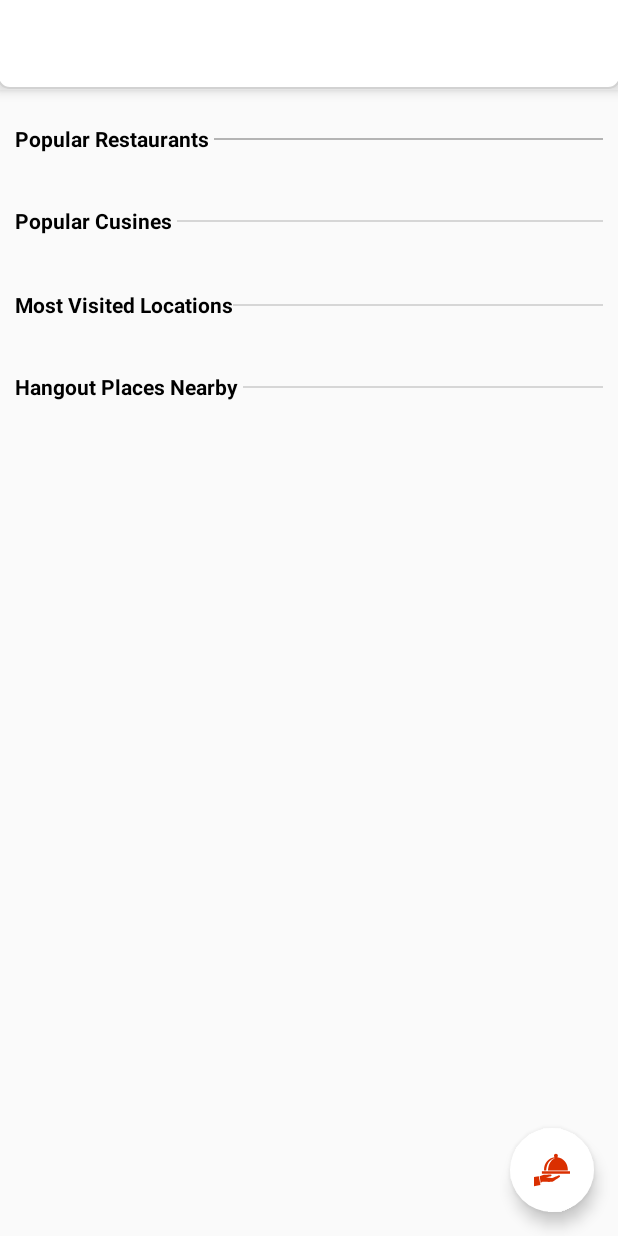
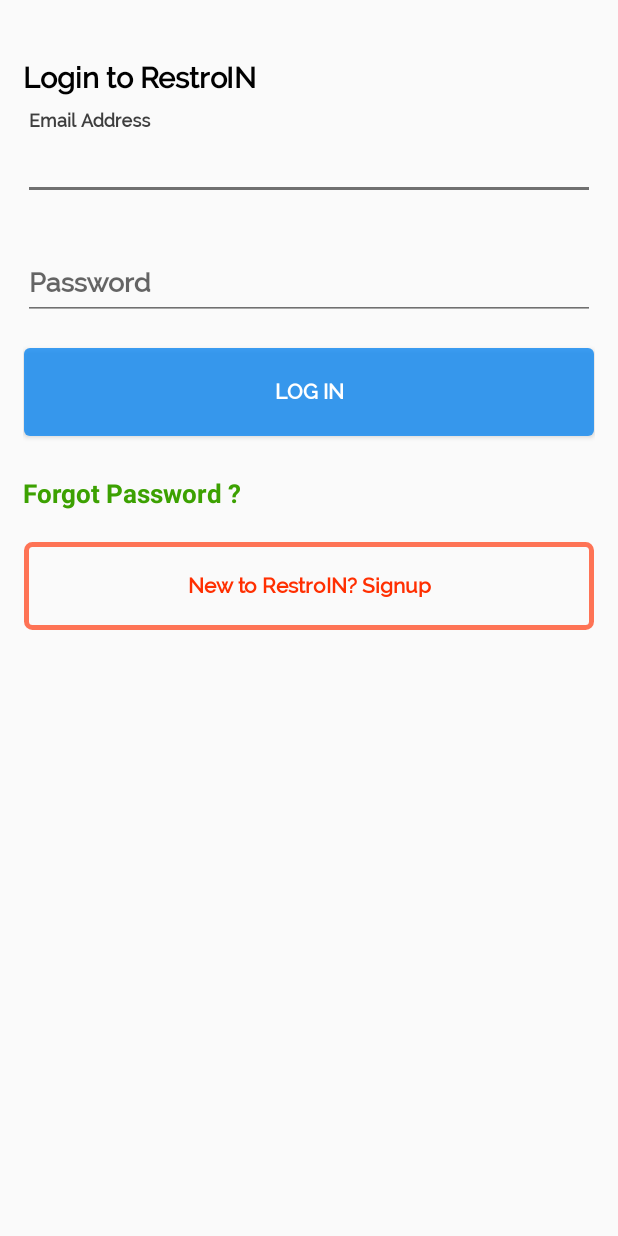
Before and after one commit to chetanjrao/RestroIN, an Android app: the screen it shows after launch (UserFeedActivity before the commit, LoginActivity after it), on a phone screen of 412 x 824 dp. Run offline under Robolectric (Android 15) with nearby library versions, the phone set to English and light mode, and no system bars.

Commit message:
New Login Screen Changes

```diff
--- a/app/src/main/AndroidManifest.xml
+++ b/app/src/main/AndroidManifest.xml
@@ -26,17 +26,12 @@
             android:name=".UserFeedActivity"
             android:label="@string/app_name"
             android:theme="@style/AppTheme.NoActionBar">
-            <intent-filter>
-                <action android:name="android.intent.action.MAIN" />
-
-                <category android:name="android.intent.category.LAUNCHER" />
-            </intent-filter>
         </activity>
         <activity
             android:name=".RestaurantViewActivity"
             android:label="@string/title_activity_restaurant_view"
             android:theme="@style/AppTheme" />
-        <activity android:name=".BookingActivity"></activity>
+        <activity android:name=".BookingActivity" />
 
         <meta-data
             android:name="com.google.android.geo.API_KEY"
@@ -47,7 +42,14 @@
 
         <activity
             android:name=".MapsActivity"
-            android:label="@string/title_activity_maps"></activity>
+            android:label="@string/title_activity_maps" />
+        <activity android:name=".LoginActivity">
+            <intent-filter>
+                <action android:name="android.intent.action.MAIN" />
+
+                <category android:name="android.intent.category.LAUNCHER" />
+            </intent-filter>
+        </activity>
     </application>
 
 </manifest>
--- /dev/null
+++ b/app/src/main/java/in/restroin/restroin/LoginActivity.java
@@ -0,0 +1,13 @@
+package in.restroin.restroin;
+
+import android.support.v7.app.AppCompatActivity;
+import android.os.Bundle;
+
+public class LoginActivity extends AppCompatActivity {
+
+    @Override
+    protected void onCreate(Bundle savedInstanceState) {
+        super.onCreate(savedInstanceState);
+        setContentView(R.layout.activity_login);
+    }
+}
--- a/app/src/main/java/in/restroin/restroin/adapters/DatesChooseAdapter.java
+++ b/app/src/main/java/in/restroin/restroin/adapters/DatesChooseAdapter.java
@@ -51,6 +51,7 @@
             holder.smoothCheckBox.setChecked(true);
         } else {
             holder.smoothCheckBox.animate();
+
             holder.smoothCheckBox.setChecked(false);
         }
     }
--- a/app/src/main/java/in/restroin/restroin/adapters/MenuImagesAdapter.java
+++ b/app/src/main/java/in/restroin/restroin/adapters/MenuImagesAdapter.java
@@ -34,7 +34,7 @@
     @Override
     public void onBindViewHolder(@NonNull ViewHolder holder, int position) {
         String path = menu_images.get(position).replaceAll("^\"|\"$", "");
-        String image_location = "http://restroin.in/" + path;
+        String image_location = "https://www.restroin.in/" + path;
         Uri image_path = Uri.parse(image_location);
         Picasso.get().load(image_path).into(holder.menu_image, new Callback() {
             @Override
--- /dev/null
+++ b/app/src/main/res/drawable/button_background_blue_light.xml
@@ -0,0 +1,25 @@
+<?xml version="1.0" encoding="utf-8"?>
+<layer-list xmlns:android="http://schemas.android.com/apk/res/android">
+
+    <item
+        android:left="1dp"
+        android:right="1dp"
+        android:top="1dp"
+        android:bottom="1dp">
+
+        <shape android:shape="rectangle" >
+
+            <solid android:color="#e02190f1">
+
+            </solid>
+
+            <corners android:radius="4dp">
+
+            </corners>
+
+
+        </shape>
+
+    </item>
+
+</layer-list>
--- /dev/null
+++ b/app/src/main/res/drawable/button_background_orange_light.xml
@@ -0,0 +1,28 @@
+<?xml version="1.0" encoding="utf-8"?>
+<layer-list xmlns:android="http://schemas.android.com/apk/res/android">
+
+    <item
+        android:left="1dp"
+        android:right="1dp"
+        android:top="1dp"
+        android:bottom="1dp">
+
+        <shape android:shape="rectangle" >
+
+            <stroke
+                android:width="3dp" android:color="#d3ff5833" />
+
+            <solid android:color="@android:color/transparent">
+
+            </solid>
+
+            <corners android:radius="4dp">
+
+            </corners>
+
+
+        </shape>
+
+    </item>
+
+</layer-list>
--- /dev/null
+++ b/app/src/main/res/layout/activity_login.xml
@@ -0,0 +1,125 @@
+<?xml version="1.0" encoding="utf-8"?>
+<android.support.design.widget.CoordinatorLayout xmlns:android="http://schemas.android.com/apk/res/android"
+    xmlns:app="http://schemas.android.com/apk/res-auto"
+    xmlns:tools="http://schemas.android.com/tools"
+    android:layout_width="match_parent"
+    android:layout_height="match_parent"
+    android:theme="@style/EditTextTheme"
+    tools:context=".LoginActivity">
+
+
+
+    <FrameLayout
+        android:layout_width="match_parent"
+        android:layout_height="match_parent">
+
+    <android.support.v4.widget.NestedScrollView
+        android:layout_width="match_parent"
+        android:layout_height="match_parent">
+    <RelativeLayout
+        android:layout_marginTop="40dp"
+        android:layout_marginStart="15dp"
+        android:layout_marginEnd="15dp"
+        android:layout_width="match_parent"
+        android:layout_height="wrap_content">
+
+        <TextView
+            android:layout_width="wrap_content"
+            android:textSize="19sp"
+            android:text="Login to RestroIN"
+            android:fontFamily="@font/raleway"
+            android:textStyle="bold"
+            android:id="@+id/login_header"
+            android:textColor="#000"
+            android:layout_height="wrap_content" />
+
+        <android.support.design.widget.TextInputLayout
+            android:id="@+id/username_layout"
+            android:layout_marginTop="10dp"
+            android:layout_below="@id/login_header"
+            android:layout_marginBottom="10dp"
+            android:layout_width="match_parent"
+            android:layout_height="60dp">
+
+            <android.support.design.widget.TextInputEditText
+                android:layout_width="match_parent"
+                android:id="@+id/login_username"
+                android:inputType="textEmailAddress"
+                android:hint="Email Address"
+                android:textColor="#363636"
+                android:textColorHint="#363636"
+                android:textStyle="bold"
+                android:fontFamily="@font/raleway"
+                android:theme="@style/EditTextTheme"
+                android:layout_height="match_parent" />
+
+        </android.support.design.widget.TextInputLayout>
+
+        <android.support.design.widget.TextInputLayout
+            android:layout_marginTop="10dp"
+            android:layout_marginBottom="10dp"
+            android:layout_below="@id/username_layout"
+            android:id="@+id/password_layout"
+            android:layout_width="match_parent"
+            android:layout_height="60dp">
+
+            <android.support.design.widget.TextInputEditText
+                android:layout_width="match_parent"
+                android:id="@+id/login_password"
+                android:hint="Password"
+                android:textStyle="bold"
+                android:textColorHint="#363636"
+                android:inputType="textPassword"
+                android:textColor="#363636"
+                android:fontFamily="@font/raleway"
+                android:theme="@style/EditTextTheme"
+                android:layout_height="match_parent" />
+
+        </android.support.design.widget.TextInputLayout>
+
+       <Button
+           android:layout_width="match_parent"
+           android:text="LOG IN"
+           android:layout_marginTop="8dp"
+           android:layout_below="@id/password_layout"
+           android:fontFamily="@font/raleway"
+           android:textStyle="bold"
+           android:textColor="#fff"
+           android:id="@+id/login_button"
+           android:foreground="?attr/selectableItemBackground"
+           android:background="@drawable/button_background_blue_light"
+           android:layout_height="60dp" />
+
+        <TextView
+            android:layout_below="@id/login_button"
+            android:layout_marginTop="25dp"
+            android:textColor="#3ca101"
+            android:textStyle="bold"
+            android:textSize="17sp"
+            android:id="@+id/forgot_password"
+            android:text="Forgot Password ? "
+            android:layout_width="wrap_content"
+            android:layout_height="wrap_content" />
+
+        <Button
+            android:layout_width="match_parent"
+            android:text="New to RestroIN? Signup"
+            android:layout_marginTop="20dp"
+            android:textAllCaps="false"
+            android:layout_below="@id/forgot_password"
+            android:fontFamily="@font/raleway"
+            android:textStyle="bold"
+            android:textColor="#ff2f01"
+            android:id="@+id/signup_button"
+            android:foreground="?attr/selectableItemBackground"
+            android:background="@drawable/button_background_orange_light"
+            android:layout_height="60dp" />
+
+    </RelativeLayout>
+
+    </android.support.v4.widget.NestedScrollView>
+
+
+</FrameLayout>
+
+</android.support.design.widget.CoordinatorLayout>
--- a/app/src/main/res/layout/layout_hangouts_card.xml
+++ b/app/src/main/res/layout/layout_hangouts_card.xml
@@ -2,7 +2,7 @@
 <android.support.v7.widget.CardView android:layout_margin="5dp"
     app:cardCornerRadius="3dp"
     xmlns:android="http://schemas.android.com/apk/res/android"
-    android:layout_width="180dp"
+    android:layout_width="160dp"
     android:layout_height="240dp"
     xmlns:app="http://schemas.android.com/apk/res-auto">
 
--- a/app/src/main/res/values/styles.xml
+++ b/app/src/main/res/values/styles.xml
@@ -26,6 +26,17 @@
         <item name="android:colorControlNormal">#000</item>
     </style>
 
+    <style name="EditTextTheme" parent="Theme.AppCompat.Light.NoActionBar">
+        <!-- Customize your theme here. -->
+        <item name="colorPrimary">#3e3e3e</item>
+        <item name="colorPrimaryDark">#fff</item>
+        <item name="colorAccent">#3e3e3e</item>
+        <item name="android:colorActivatedHighlight">#fff</item>
+        <item name="colorControlHighlight">#fff</item>
+        <item name="android:colorControlActivated">#707070</item>
+        <item name="android:colorControlNormal">#707070</item>
+    </style>
+
     <style name="ImageTheme" parent="Theme.AppCompat.Light.NoActionBar">
         <!-- Customize your theme here. -->
         <item name="colorPrimary">#fff</item>
```
